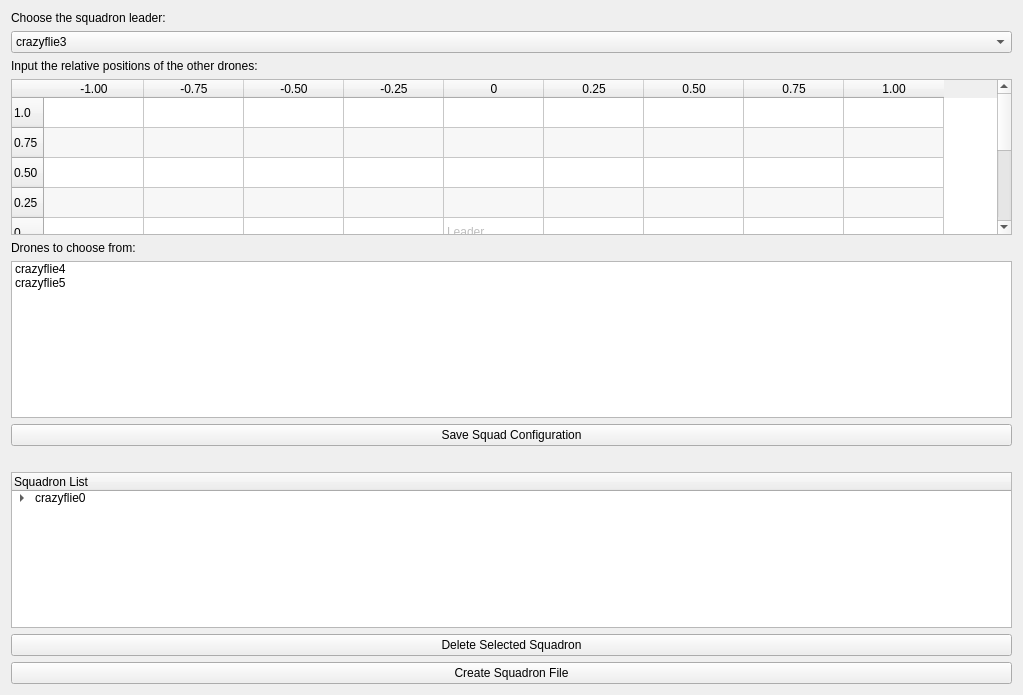
Qt form rqt_squadron/rqt_squadron_py/resource/Squadron.ui (zhexxian/SUTD-S03-DSO-Indoor-Drone) before a commit.
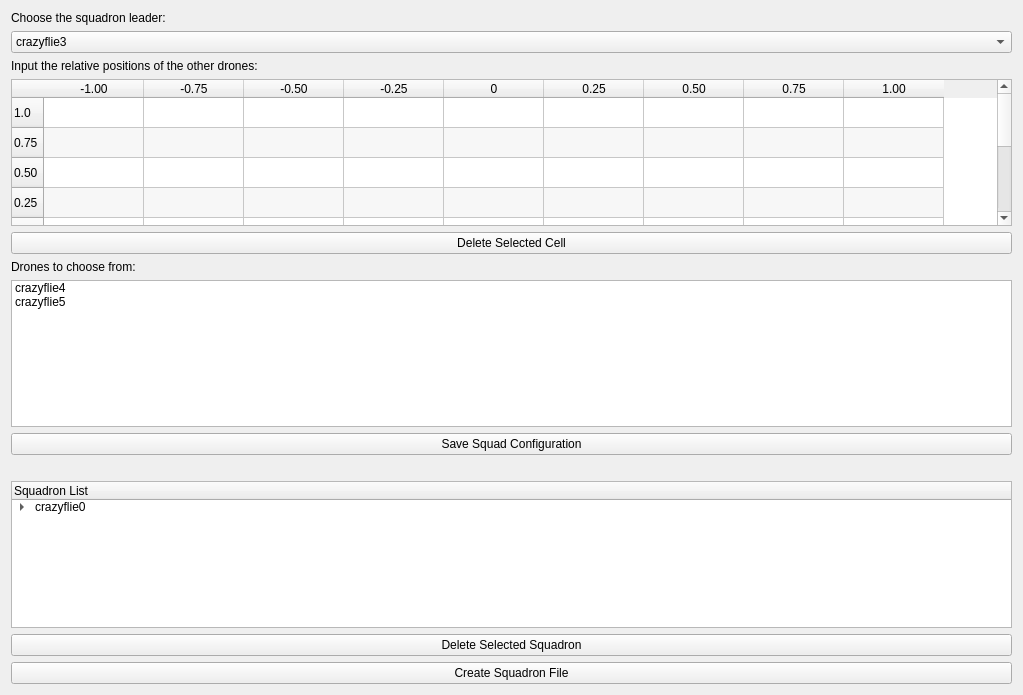
The same form after that commit.

Commit message: updated squadron maker plugin to adjust size of table with mouse scroll

```diff
--- a/rqt_squadron/rqt_squadron_py/resource/Squadron.ui
+++ b/rqt_squadron/rqt_squadron_py/resource/Squadron.ui
@@ -186,6 +186,13 @@
      </item>
     </layout>
    </item>
+   <item>
+    <widget class="QPushButton" name="delCell">
+     <property name="text">
+      <string>Delete Selected Cell</string>
+     </property>
+    </widget>
+   </item>
    <item>
     <widget class="QLabel" name="label_3">
      <property name="text">
```
The commit also changes 3 other files.
